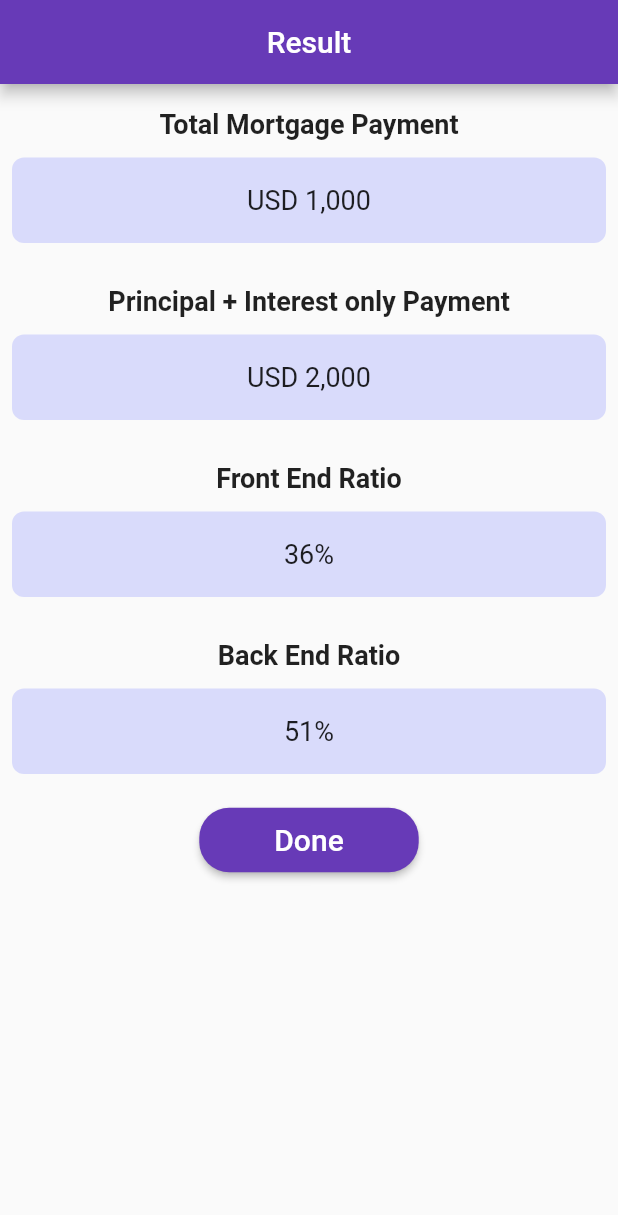
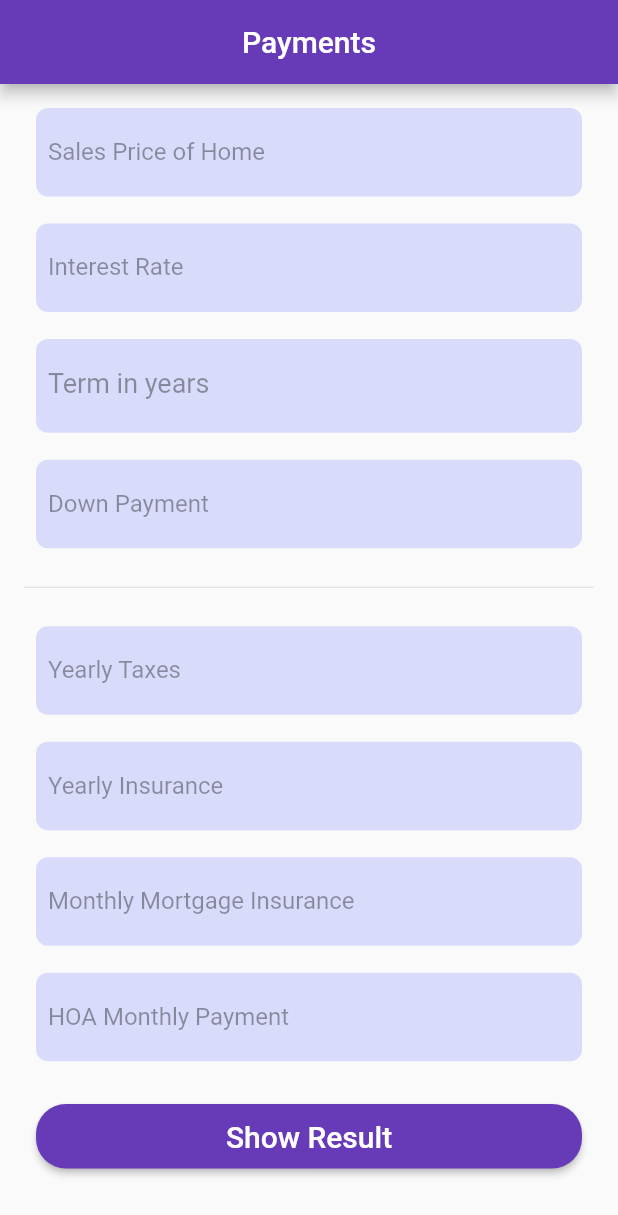
Before and after one commit to oyinlola007/dti_calculator, a Flutter app: the screen it shows after launch, on a phone screen of 412 x 824 dp. Shown: the top 1215 px of the screen. Run offline on Flutter 3.47's test engine with Material 2 defaults, Android fonts, the phone set to English and light mode, and no system bars; our stand-ins replace currency_text_input_formatter.

Commit message:
Worked on payments screen

```diff
--- a/lib/features/mortgage_ratio_calculator/other_payments/other_payments_screen.dart
+++ b/lib/features/mortgage_ratio_calculator/other_payments/other_payments_screen.dart
@@ -0,0 +1,428 @@
+import 'package:currency_text_input_formatter/currency_text_input_formatter.dart';
+import 'package:flutter/material.dart';
+import 'package:flutter/services.dart';
+
+class OtherPaymentsScreen extends StatefulWidget {
+  const OtherPaymentsScreen({Key? key}) : super(key: key);
+
+  @override
+  _OtherPaymentsScreenState createState() => _OtherPaymentsScreenState();
+}
+
+class _OtherPaymentsScreenState extends State<OtherPaymentsScreen> {
+  @override
+  Widget build(BuildContext context) {
+    return Scaffold(
+      appBar: AppBar(
+        title: Text("Payments"),
+        centerTitle: true,
+        // backgroundColor: AppColors.primaryColor,
+      ),
+      body: SingleChildScrollView(
+        child: Padding(
+          padding: EdgeInsets.all(16),
+          child: Column(
+            crossAxisAlignment: CrossAxisAlignment.stretch,
+            children: [
+              SalesPriceOfHome(),
+              SizedBox(
+                height: 18,
+              ),
+              InterestRate(),
+              SizedBox(
+                height: 18,
+              ),
+              TermInYears(),
+              SizedBox(
+                height: 18,
+              ),
+              DownPayment(),
+              SizedBox(
+                height: 18,
+              ),
+              Divider(),
+              SizedBox(
+                height: 18,
+              ),
+              YearlyTaxes(),
+              SizedBox(
+                height: 18,
+              ),
+              YearlyInsurance(),
+              SizedBox(
+                height: 18,
+              ),
+              MonthlyMortgageInsurance(),
+              SizedBox(
+                height: 18,
+              ),
+              HOAMonthlyPayment(),
+              SizedBox(
+                height: 18,
+              ),
+              Padding(
+                padding: const EdgeInsets.all(8),
+                child: ElevatedButton(
+                  style: ElevatedButton.styleFrom(
+                      padding: EdgeInsets.symmetric(horizontal: 50, vertical: 10),
+                      shape: RoundedRectangleBorder(borderRadius: BorderRadius.circular(20))),
+                  child: Text(
+                    'Show Result',
+                    style: TextStyle(fontSize: 20),
+                  ),
+                  onPressed: () {},
+                ),
+              ),
+            ],
+          ),
+        ),
+      ),
+    );
+  }
+}
+
+class SalesPriceOfHome extends StatelessWidget {
+  const SalesPriceOfHome({Key? key}) : super(key: key);
+
+  @override
+  Widget build(BuildContext context) {
+    return Container(
+      // margin: EdgeInsets.only(left: 8, right: 8, bottom: 8),
+      margin: EdgeInsets.fromLTRB(8, 0, 8, 0),
+      padding: EdgeInsets.fromLTRB(8, 0, 8, 0),
+      decoration: BoxDecoration(
+        color: Color(0xffD9DBFB),
+        borderRadius: BorderRadius.circular(8),
+      ),
+      child: TextField(
+        style: TextStyle(
+          color: Colors.black,
+        ),
+        decoration: InputDecoration(
+          labelText: "Sales Price of Home",
+          // prefixIcon: Icon(CupertinoIcons.money_dollar, color: Colors.black38),
+          // hintStyle: TextStyle(color: Color(0xff797CC0)),
+          labelStyle: TextStyle(color: Colors.black38),
+          border: InputBorder.none,
+        ),
+        onEditingComplete: () {
+          // context.read<StaffSearchBloc>()..add(SearchStaff());
+          // FocusScopeNode currentFocus = FocusScope.of(context);
+          //
+          // if (!currentFocus.hasPrimaryFocus) {
+          //   currentFocus.unfocus();
+          // }
+        },
+        // onChanged: (value) => context.read<StaffSearchBloc>()..add(SetStaffSearchKeyword(value)),
+        inputFormatters: <TextInputFormatter>[
+          CurrencyTextInputFormatter(
+            decimalDigits: 0,
+            locale: 'en',
+          )
+        ],
+        keyboardType: TextInputType.number,
+      ),
+    );
+  }
+}
+
+class InterestRate extends StatelessWidget {
+  const InterestRate({Key? key}) : super(key: key);
+
+  @override
+  Widget build(BuildContext context) {
+    return Container(
+      // margin: EdgeInsets.only(left: 8, right: 8, bottom: 8),
+      margin: EdgeInsets.fromLTRB(8, 0, 8, 0),
+      padding: EdgeInsets.fromLTRB(8, 0, 8, 0),
+      decoration: BoxDecoration(
+        color: Color(0xffD9DBFB),
+        borderRadius: BorderRadius.circular(8),
+      ),
+      child: TextField(
+        style: TextStyle(
+          color: Colors.black,
+          // fontSize: 16,
+        ),
+        decoration: InputDecoration(
+          labelText: "Interest Rate",
+          // prefixIcon: Icon(CupertinoIcons.money_dollar, color: Colors.black38),
+          // hintStyle: TextStyle(color: Color(0xff797CC0)),
+          labelStyle: TextStyle(color: Colors.black38),
+
+          border: InputBorder.none,
+        ),
+        onEditingComplete: () {
+          // context.read<StaffSearchBloc>()..add(SearchStaff());
+          // FocusScopeNode currentFocus = FocusScope.of(context);
+          //
+          // if (!currentFocus.hasPrimaryFocus) {
+          //   currentFocus.unfocus();
+          // }
+        },
+        // onChanged: (value) => context.read<StaffSearchBloc>()..add(SetStaffSearchKeyword(value)),
+        keyboardType: TextInputType.number,
+      ),
+    );
+  }
+}
+
+class TermInYears extends StatelessWidget {
+  const TermInYears({Key? key}) : super(key: key);
+
+  @override
+  Widget build(BuildContext context) {
+    return Container(
+      // margin: EdgeInsets.only(left: 8, right: 8, bottom: 8),
+      margin: EdgeInsets.fromLTRB(8, 0, 8, 0),
+      padding: EdgeInsets.fromLTRB(8, 0, 8, 0),
+      decoration: BoxDecoration(
+        color: Color(0xffD9DBFB),
+        borderRadius: BorderRadius.circular(8),
+      ),
+      child: TextField(
+        style: TextStyle(
+          color: Colors.black,
+          fontSize: 18,
+        ),
+        decoration: InputDecoration(
+          labelText: "Term in years",
+          // prefixIcon: Icon(CupertinoIcons.money_dollar, color: Colors.black38),
+          // hintStyle: TextStyle(color: Color(0xff797CC0)),
+          labelStyle: TextStyle(color: Colors.black38),
+
+          border: InputBorder.none,
+        ),
+        onEditingComplete: () {
+          // context.read<StaffSearchBloc>()..add(SearchStaff());
+          // FocusScopeNode currentFocus = FocusScope.of(context);
+          //
+          // if (!currentFocus.hasPrimaryFocus) {
+          //   currentFocus.unfocus();
+          // }
+        },
+        // onChanged: (value) => context.read<StaffSearchBloc>()..add(SetStaffSearchKeyword(value)),
+        keyboardType: TextInputType.number,
+      ),
+    );
+  }
+}
+
+class DownPayment extends StatelessWidget {
+  const DownPayment({Key? key}) : super(key: key);
+
+  @override
+  Widget build(BuildContext context) {
+    return Container(
+      // margin: EdgeInsets.only(left: 8, right: 8, bottom: 8),
+      margin: EdgeInsets.fromLTRB(8, 0, 8, 0),
+      padding: EdgeInsets.fromLTRB(8, 0, 8, 0),
+      decoration: BoxDecoration(
+        color: Color(0xffD9DBFB),
+        borderRadius: BorderRadius.circular(8),
+      ),
+      child: TextField(
+        style: TextStyle(
+          color: Colors.black,
+        ),
+        decoration: InputDecoration(
+          labelText: "Down Payment",
+          // hintText: "Down Payment",
+          // prefixIcon: Icon(CupertinoIcons.money_dollar, color: Colors.black38),
+          labelStyle: TextStyle(color: Colors.black38),
+          border: InputBorder.none,
+        ),
+        onEditingComplete: () {
+          // context.read<StaffSearchBloc>()..add(SearchStaff());
+          // FocusScopeNode currentFocus = FocusScope.of(context);
+          //
+          // if (!currentFocus.hasPrimaryFocus) {
+          //   currentFocus.unfocus();
+          // }
+        },
+        // onChanged: (value) => context.read<StaffSearchBloc>()..add(SetStaffSearchKeyword(value)),
+        keyboardType: TextInputType.number,
+      ),
+    );
+  }
+}
+
+class YearlyTaxes extends StatelessWidget {
+  const YearlyTaxes({Key? key}) : super(key: key);
+
+  @override
+  Widget build(BuildContext context) {
+    return Container(
+      // margin: EdgeInsets.only(left: 8, right: 8, bottom: 8),
+      margin: EdgeInsets.fromLTRB(8, 0, 8, 0),
+      padding: EdgeInsets.fromLTRB(8, 0, 8, 0),
+      decoration: BoxDecoration(
+        color: Color(0xffD9DBFB),
+        borderRadius: BorderRadius.circular(8),
+      ),
+      child: TextField(
+        style: TextStyle(
+          color: Colors.black,
+        ),
+        decoration: InputDecoration(
+          labelText: "Yearly Taxes",
+          // prefixIcon: Icon(CupertinoIcons.money_dollar, color: Colors.black38),
+          // hintStyle: TextStyle(color: Color(0xff797CC0)),
+          labelStyle: TextStyle(color: Colors.black38),
+          border: InputBorder.none,
+        ),
+        onEditingComplete: () {
+          // context.read<StaffSearchBloc>()..add(SearchStaff());
+          // FocusScopeNode currentFocus = FocusScope.of(context);
+          //
+          // if (!currentFocus.hasPrimaryFocus) {
+          //   currentFocus.unfocus();
+          // }
+        },
+        // onChanged: (value) => context.read<StaffSearchBloc>()..add(SetStaffSearchKeyword(value)),
+        inputFormatters: <TextInputFormatter>[
+          CurrencyTextInputFormatter(
+            decimalDigits: 0,
+            locale: 'en',
+          )
+        ],
+        keyboardType: TextInputType.number,
+      ),
+    );
+  }
+}
+
+class YearlyInsurance extends StatelessWidget {
+  const YearlyInsurance({Key? key}) : super(key: key);
+
+  @override
+  Widget build(BuildContext context) {
+    return Container(
+      // margin: EdgeInsets.only(left: 8, right: 8, bottom: 8),
+      margin: EdgeInsets.fromLTRB(8, 0, 8, 0),
+      padding: EdgeInsets.fromLTRB(8, 0, 8, 0),
+      decoration: BoxDecoration(
+        color: Color(0xffD9DBFB),
+        borderRadius: BorderRadius.circular(8),
+      ),
+      child: TextField(
+        style: TextStyle(
+          color: Colors.black,
+        ),
+        decoration: InputDecoration(
+          labelText: "Yearly Insurance",
+          // prefixIcon: Icon(CupertinoIcons.money_dollar, color: Colors.black38),
+          // hintStyle: TextStyle(color: Color(0xff797CC0)),
+          labelStyle: TextStyle(color: Colors.black38),
+          border: InputBorder.none,
+        ),
+        onEditingComplete: () {
+          // context.read<StaffSearchBloc>()..add(SearchStaff());
+          // FocusScopeNode currentFocus = FocusScope.of(context);
+          //
+          // if (!currentFocus.hasPrimaryFocus) {
+          //   currentFocus.unfocus();
+          // }
+        },
+        // onChanged: (value) => context.read<StaffSearchBloc>()..add(SetStaffSearchKeyword(value)),
+        inputFormatters: <TextInputFormatter>[
+          CurrencyTextInputFormatter(
+            decimalDigits: 0,
+            locale: 'en',
+          )
+        ],
+        keyboardType: TextInputType.number,
+      ),
+    );
+  }
+}
+
+class MonthlyMortgageInsurance extends StatelessWidget {
+  const MonthlyMortgageInsurance({Key? key}) : super(key: key);
+
+  @override
+  Widget build(BuildContext context) {
+    return Container(
+      // margin: EdgeInsets.only(left: 8, right: 8, bottom: 8),
+      margin: EdgeInsets.fromLTRB(8, 0, 8, 0),
+      padding: EdgeInsets.fromLTRB(8, 0, 8, 0),
+      decoration: BoxDecoration(
+        color: Color(0xffD9DBFB),
+        borderRadius: BorderRadius.circular(8),
+      ),
+      child: TextField(
+        style: TextStyle(
+          color: Colors.black,
+        ),
+        decoration: InputDecoration(
+          labelText: "Monthly Mortgage Insurance",
+          // prefixIcon: Icon(CupertinoIcons.money_dollar, color: Colors.black38),
+          // hintStyle: TextStyle(color: Color(0xff797CC0)),
+          labelStyle: TextStyle(color: Colors.black38),
+          border: InputBorder.none,
+        ),
+        onEditingComplete: () {
+          // context.read<StaffSearchBloc>()..add(SearchStaff());
+          // FocusScopeNode currentFocus = FocusScope.of(context);
+          //
+          // if (!currentFocus.hasPrimaryFocus) {
+          //   currentFocus.unfocus();
+          // }
+        },
+        // onChanged: (value) => context.read<StaffSearchBloc>()..add(SetStaffSearchKeyword(value)),
+        inputFormatters: <TextInputFormatter>[
+          CurrencyTextInputFormatter(
+            decimalDigits: 0,
+            locale: 'en',
+          )
+        ],
+        keyboardType: TextInputType.number,
+      ),
+    );
+  }
+}
+
+class HOAMonthlyPayment extends StatelessWidget {
+  const HOAMonthlyPayment({Key? key}) : super(key: key);
+
+  @override
+  Widget build(BuildContext context) {
+    return Container(
+      // margin: EdgeInsets.only(left: 8, right: 8, bottom: 8),
+      margin: EdgeInsets.fromLTRB(8, 0, 8, 0),
+      padding: EdgeInsets.fromLTRB(8, 0, 8, 0),
+      decoration: BoxDecoration(
+        color: Color(0xffD9DBFB),
+        borderRadius: BorderRadius.circular(8),
+      ),
+      child: TextField(
+        style: TextStyle(
+          color: Colors.black,
+        ),
+        decoration: InputDecoration(
+          labelText: "HOA Monthly Payment",
+          // prefixIcon: Icon(CupertinoIcons.money_dollar, color: Colors.black38),
+          // hintStyle: TextStyle(color: Color(0xff797CC0)),
+          labelStyle: TextStyle(color: Colors.black38),
+          border: InputBorder.none,
+        ),
+        onEditingComplete: () {
+          // context.read<StaffSearchBloc>()..add(SearchStaff());
+          // FocusScopeNode currentFocus = FocusScope.of(context);
+          //
+          // if (!currentFocus.hasPrimaryFocus) {
+          //   currentFocus.unfocus();
+          // }
+        },
+        // onChanged: (value) => context.read<StaffSearchBloc>()..add(SetStaffSearchKeyword(value)),
+        inputFormatters: <TextInputFormatter>[
+          CurrencyTextInputFormatter(
+            decimalDigits: 0,
+            locale: 'en',
+          )
+        ],
+        keyboardType: TextInputType.number,
+      ),
+    );
+  }
+}
--- a/lib/general/app/app.dart
+++ b/lib/general/app/app.dart
@@ -2,6 +2,7 @@ import 'package:dti_calculator/features/disclaimer/disclaimer_screen.dart';
 import 'package:dti_calculator/features/income_calculator/income_calculator_screen.dart';
 import 'package:dti_calculator/features/mortgage_ratio_calculator/calculation_result/calculation_result_screen.dart';
 import 'package:dti_calculator/features/mortgage_ratio_calculator/debt_calculator/debt_calculator_screen.dart';
+import 'package:dti_calculator/features/mortgage_ratio_calculator/other_payments/other_payments_screen.dart';
 import 'package:dti_calculator/features/mortgage_ratio_calculator/student_loan/student_loan_screen.dart';
 import 'package:flutter/material.dart';
 
@@ -15,7 +16,7 @@ class App extends StatelessWidget {
       theme: ThemeData(
         primarySwatch: Colors.deepPurple,
       ),
-      home: CalculationResultScreen(),
+      home: OtherPaymentsScreen(),
     );
   }
 }
```
